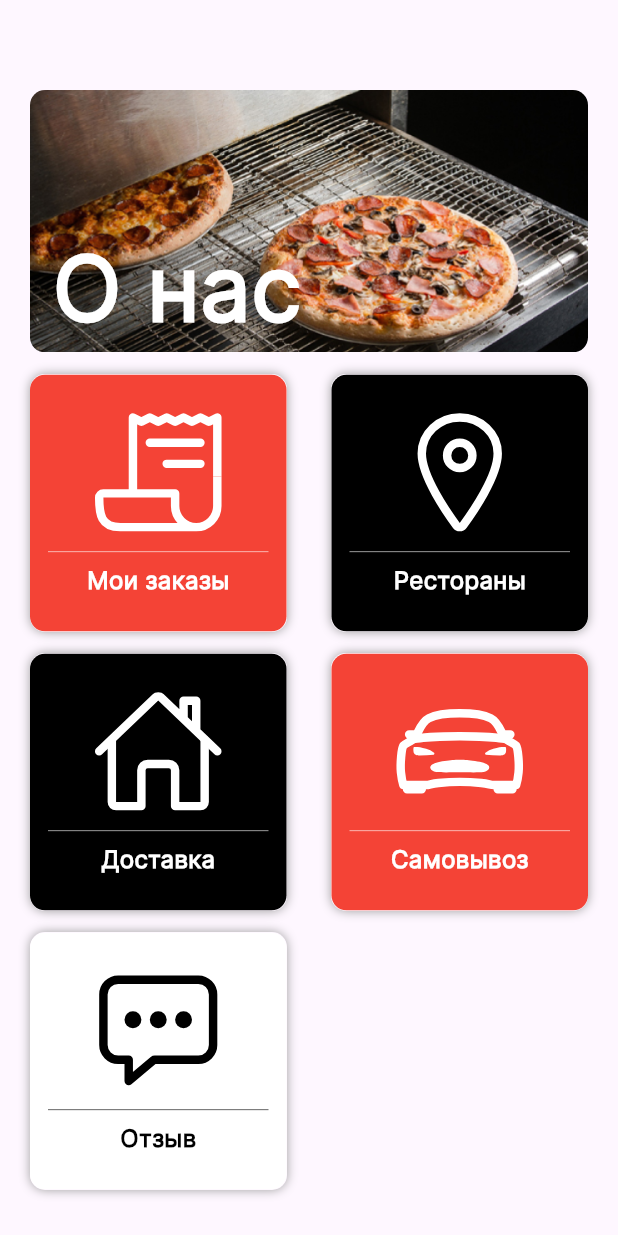
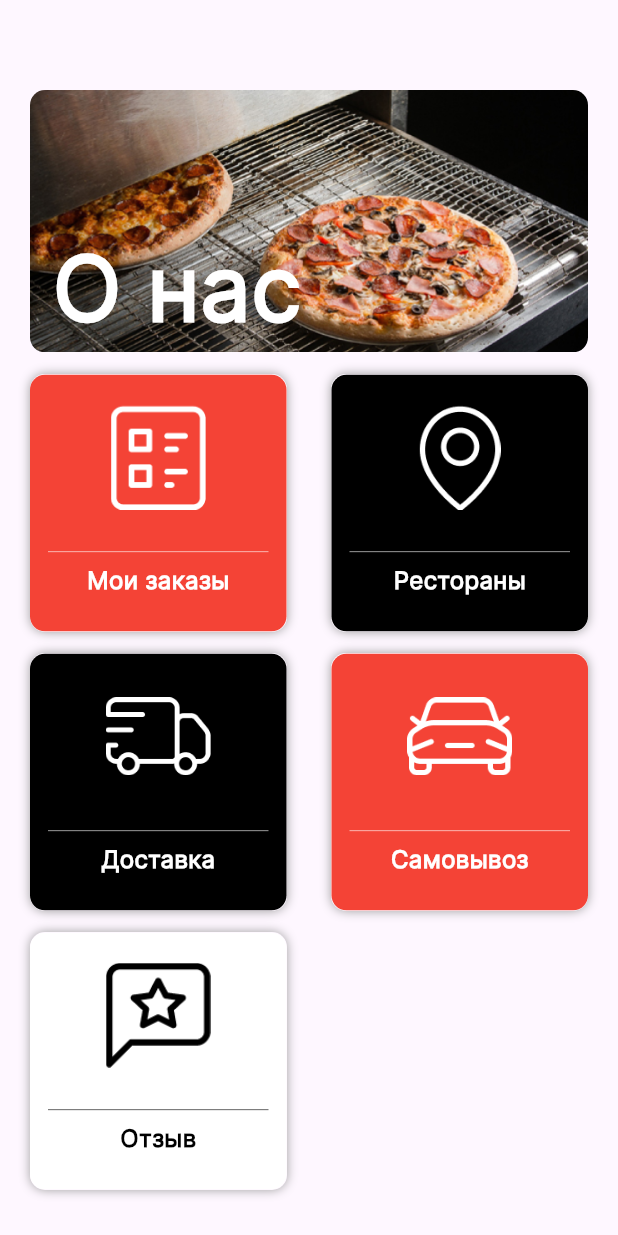
Before and after one commit to GerardDugal/pizza_and_flutter, a Flutter app: the screen it shows after launch, on a phone screen of 412 x 824 dp. Run offline on Flutter 3.47's test engine with Material 3 defaults, Android fonts, the phone set to English and light mode, and no system bars; our stand-ins replace hugeicons, ionicons; missing offline and left inert: dart:ffi; generated files the repository leaves out were written again; network calls fail.

Commit message:
Сделал иконки на главном меню как в фигме

```diff
--- a/lib/widget/start_screen.dart
+++ b/lib/widget/start_screen.dart
@@ -39,8 +39,8 @@ class _StartScreenState extends State<StartScreen> {
                 child: Row(
                   mainAxisAlignment: MainAxisAlignment.spaceBetween,
                   children: [
-                    Panel(name: "Мои заказы", color: Colors.red, TextColor: Colors.white, icon: Ionicons.receipt_outline),
-                    Panel(name: "Рестораны", color: Colors.black, TextColor: Colors.white, icon: Ionicons.location_outline)
+                    Panel(name: "Мои заказы", color: Colors.red, TextColor: Colors.white, picture: "images/my_orders.png"),
+                    Panel(name: "Рестораны", color: Colors.black, TextColor: Colors.white, picture: "images/location.png")
                   ],
                 ),
               ),
@@ -49,8 +49,8 @@ class _StartScreenState extends State<StartScreen> {
                 child: Row(
                   mainAxisAlignment: MainAxisAlignment.spaceBetween,
                   children: [
-                    Panel(name: "Доставка", color: Colors.black, TextColor: Colors.white, icon: Ionicons.home_outline),
-                    Panel(name: "Самовывоз", color: Colors.red, TextColor: Colors.white, icon: Ionicons.car_sport_outline)
+                    Panel(name: "Доставка", color: Colors.black, TextColor: Colors.white, picture: "images/delivery.png"),
+                    Panel(name: "Самовывоз", color: Colors.red, TextColor: Colors.white, picture: "images/pickup.png")
                   ],
                 ),
               ),
@@ -59,7 +59,7 @@ class _StartScreenState extends State<StartScreen> {
                 child: Row(
                   mainAxisAlignment: MainAxisAlignment.start,
                   children: [
-                    Panel(name: "Отзыв", color: Colors.white, TextColor: Colors.black, icon: Ionicons.chatbox_ellipses_outline),
+                    Panel(name: "Отзыв", color: Colors.white, TextColor: Colors.black, picture: "images/feedback.png"),
                   ],
                 ),
               ),
@@ -102,9 +102,9 @@ class Panel extends StatefulWidget {
   final String name;
   final Color color;
   final Color TextColor;
-  final IoniconsData icon;
+  final String picture;
 
-  Panel({super.key, required this.name, required this.color, required this.TextColor, required this.icon});
+  Panel({super.key, required this.name, required this.color, required this.TextColor, required this.picture});
 
   @override
   State<Panel> createState() => _PanelsState();
@@ -134,7 +134,9 @@ class _PanelsState extends State<Panel> {
             margin: EdgeInsets.fromLTRB(12, 20, 12, 3),
             child: Column(
               children: [
-                Icon(widget.icon, color: widget.TextColor, size: 90),
+                ImageIcon(color: widget.TextColor, AssetImage(widget.picture), size: 70),
+                // Icon(widget.icon, color: widget.TextColor, size: 90),
+                SizedBox(height: 20),
                 Divider(color: widget.TextColor, thickness: 0.4),
                 Text(
                   widget.name,
--- a/pubspec.yaml
+++ b/pubspec.yaml
@@ -68,6 +68,11 @@ flutter:
   # To add assets to your application, add an assets section, like this:
   assets:
     - images/pizza_main.png
+    - images/delivery.png
+    - images/my_orders.png
+    - images/pickup.png
+    - images/location.png
+    - images/feedback.png
     - images/pizza_menu.png
     - assets/fonts/Inter-Regular.otf
 
```
Also changed, not shown: images/delivery.png (added), images/feedback.png (added), images/location.png (added), images/my_orders.png (added), images/pickup.png (added).
